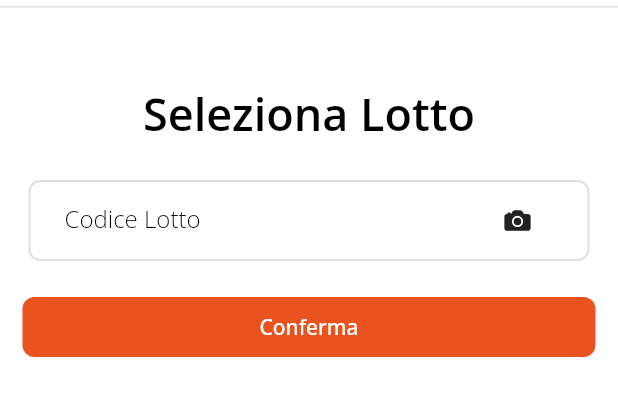
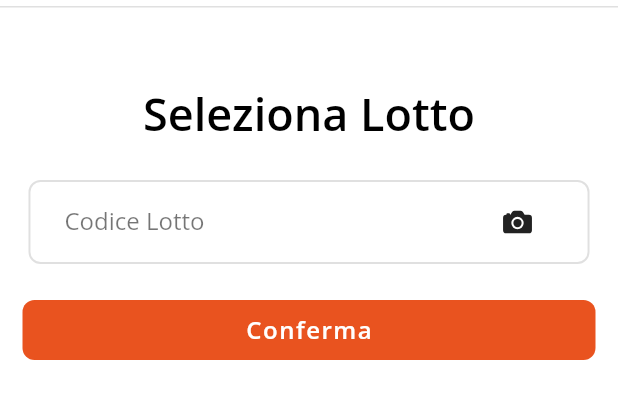
Before and after one commit to ilCatta/qualita, a Flutter app: the screen it shows after launch, after a tap on "TextButton", on a phone screen of 412 x 824 dp, the part 60-479 px from its top. Run offline on Flutter 3.47's test engine with Material 2 defaults, Android fonts, the phone set to English and light mode, and no system bars; our stand-ins replace adaptive_theme, eva_icons_flutter, go_router, ionicons; missing offline and left inert: mobile_scanner; project files that could hold a hidden picture were left out.

Commit message:
Pagina "Selezione Lotto" conclusa

```diff
--- /dev/null
+++ b/lib/components/logo_widget.dart
@@ -0,0 +1,33 @@
+// ignore_for_file: must_be_immutable
+
+import 'package:flutter/widgets.dart';
+
+class LogoWidget extends StatelessWidget {
+  double imageSize;
+  double textSize;
+  LogoWidget({required this.imageSize, required this.textSize});
+
+  @override
+  Widget build(BuildContext context) {
+    return Row(
+      mainAxisAlignment: MainAxisAlignment.center,
+      children: [
+        Image.asset(
+          "assets/images/JoinLogo.png",
+          height: imageSize,
+          width: imageSize,
+        ),
+        SizedBox(width: 16),
+        Center(
+          child: Text(
+            "Join Service",
+            style: TextStyle(
+              fontWeight: FontWeight.w600,
+              fontSize: textSize,
+            ),
+          ),
+        ),
+      ],
+    );
+  }
+}
--- a/lib/main.dart
+++ b/lib/main.dart
@@ -16,9 +16,6 @@ void main() async {
     DeviceOrientation.portraitDown,
   ]);
 
-  //final savedThemeMode = await AdaptiveTheme.getThemeMode();
-  //final savedThemeMode = AdaptiveThemeMode.light;
-
   runApp(
     App(savedThemeMode: AdaptiveThemeMode.light),
   );
--- a/lib/pages/login/login_page.dart
+++ b/lib/pages/login/login_page.dart
@@ -11,14 +11,6 @@ class LoginPage extends StatelessWidget {
         child: TextButton(
           onPressed: () {
             context.go("/seleziona-lotto");
-            /* String barcodeValue = "d";
-            context.goNamed(
-              '/seleziona-lotto',
-              pathParameters: {
-                'barcodeValue': barcodeValue,
-              },
-            );
-            */
           },
           child: Text("TextButton"),
         ),
--- a/lib/pages/seleziona_lotto/seleziona_lotto_page.dart
+++ b/lib/pages/seleziona_lotto/seleziona_lotto_page.dart
@@ -1,6 +1,9 @@
+// ignore_for_file: must_be_immutable
+
 import 'package:flutter/material.dart';
 import 'package:go_router/go_router.dart';
 import 'package:ionicons/ionicons.dart';
+import 'package:qualita/components/logo_widget.dart';
 
 class SelezionaLottoPage extends StatefulWidget {
   String? barcodeValue;
@@ -16,13 +19,6 @@ class _SelezionaLottoPageState extends State<SelezionaLottoPage> {
   @override
   void initState() {
     barcodeController.text = widget.barcodeValue ?? "";
-
-    /* if (widget.barcodeValue == null) {
-      barcodeController.text = "";
-    }
-    if (widget.barcodeValue != null) {
-      barcodeController.text = widget.barcodeValue ?? "";
-    }*/
     super.initState();
   }
 
@@ -35,7 +31,7 @@ class _SelezionaLottoPageState extends State<SelezionaLottoPage> {
           preferredSize: Size.fromHeight(45.0),
           child: AppBar(
             centerTitle: true,
-            title: _logoWidget(),
+            title: LogoWidget(imageSize: 35, textSize: 20),
             shape: Border(bottom: BorderSide(color: Colors.black12, width: 1)),
           ),
         ),
@@ -43,27 +39,6 @@ class _SelezionaLottoPageState extends State<SelezionaLottoPage> {
       ),
     );
   }
-
-  Widget _logoWidget() => Row(
-        mainAxisAlignment: MainAxisAlignment.center,
-        children: [
-          Image.asset(
-            "assets/images/JoinLogo.png",
-            height: 35,
-            width: 35,
-          ),
-          SizedBox(width: 16),
-          Center(
-            child: Text(
-              "Join Service",
-              style: TextStyle(
-                fontWeight: FontWeight.w600,
-                fontSize: 20,
-              ),
-            ),
-          ),
-        ],
-      );
 
   Widget body() => SizedBox(
         height: MediaQuery.of(context).size.height,
@@ -106,23 +81,27 @@ class _SelezionaLottoPageState extends State<SelezionaLottoPage> {
             ),
           ),
           child: Padding(
-            padding: EdgeInsets.symmetric(vertical: 0, horizontal: 24),
+            padding: EdgeInsets.symmetric(vertical: 1, horizontal: 24),
             child: TextField(
               controller: barcodeController,
               keyboardType: TextInputType.text,
               textCapitalization: TextCapitalization.words,
               style: TextStyle(
                 fontSize: 16,
+                fontWeight: FontWeight.w600,
               ),
               decoration: InputDecoration(
                   border: InputBorder.none,
                   labelText: 'Codice Lotto',
                   labelStyle: TextStyle(
                     fontSize: 16,
-                    fontWeight: FontWeight.w300,
+                    fontWeight: FontWeight.w400,
+                    color: Colors.black54,
                   ),
                   floatingLabelStyle: TextStyle(
                     color: Color(0xFFE9531F),
+                    fontSize: 16,
+                    fontWeight: FontWeight.w500,
                   ),
                   hintText: "...",
                   hintStyle: TextStyle(
@@ -134,7 +113,7 @@ class _SelezionaLottoPageState extends State<SelezionaLottoPage> {
                     },
                     child: Icon(
                       Ionicons.camera,
-                      size: 20,
+                      size: 22,
                       color: Colors.black87,
                     ),
                   )),
@@ -157,7 +136,9 @@ class _SelezionaLottoPageState extends State<SelezionaLottoPage> {
               "Conferma",
               style: TextStyle(
                 color: Colors.white,
-                fontWeight: FontWeight.w500,
+                fontSize: 16,
+                fontWeight: FontWeight.w600,
+                letterSpacing: 1,
               ),
             ),
           ),
--- a/lib/pages/seleziona_lotto/widget/barcode_scanner_window.dart
+++ b/lib/pages/seleziona_lotto/widget/barcode_scanner_window.dart
@@ -1,8 +1,10 @@
 import 'dart:io';
 
+import 'package:eva_icons_flutter/eva_icons_flutter.dart';
 import 'package:flutter/material.dart';
 import 'package:go_router/go_router.dart';
 import 'package:mobile_scanner/mobile_scanner.dart';
+import 'package:qualita/components/logo_widget.dart';
 import 'package:qualita/error/barcode/scanner_error_widget.dart';
 
 class BarcodeScannerWithScanWindow extends StatefulWidget {
@@ -41,7 +43,28 @@ class _BarcodeScannerWithScanWindowState extends State<BarcodeScannerWithScanWin
       height: 200,
     );
     return Scaffold(
-      appBar: AppBar(title: const Text('Join Service')),
+      appBar: PreferredSize(
+        preferredSize: Size.fromHeight(45.0),
+        child: AppBar(
+          centerTitle: true,
+          title: Stack(
+            children: [
+              GestureDetector(
+                onTap: () => context.go("/seleziona-lotto"),
+                child: SizedBox(
+                    height: 35,
+                    child: Icon(
+                      EvaIcons.arrowBackOutline,
+                      size: 27,
+                      color: Colors.black87,
+                    )),
+              ),
+              LogoWidget(imageSize: 35, textSize: 20),
+            ],
+          ),
+          shape: Border(bottom: BorderSide(color: Colors.black12, width: 1)),
+        ),
+      ),
       backgroundColor: Colors.black,
       body: Builder(
         builder: (context) {
```
Also changed, not shown: 2 other files.
